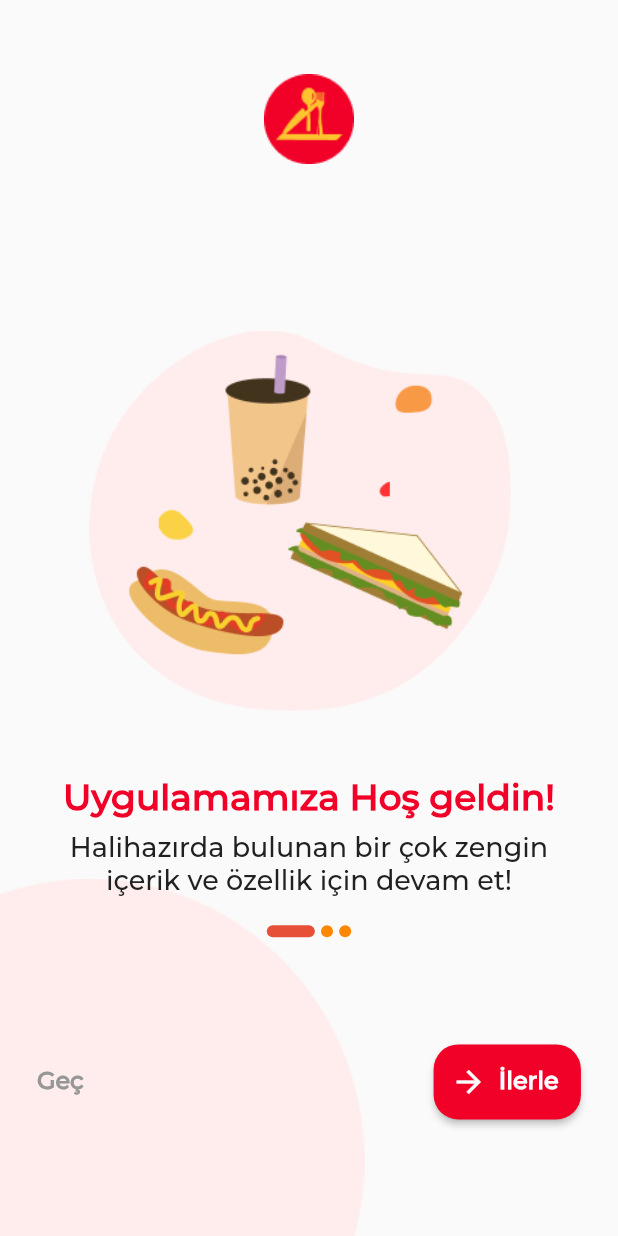
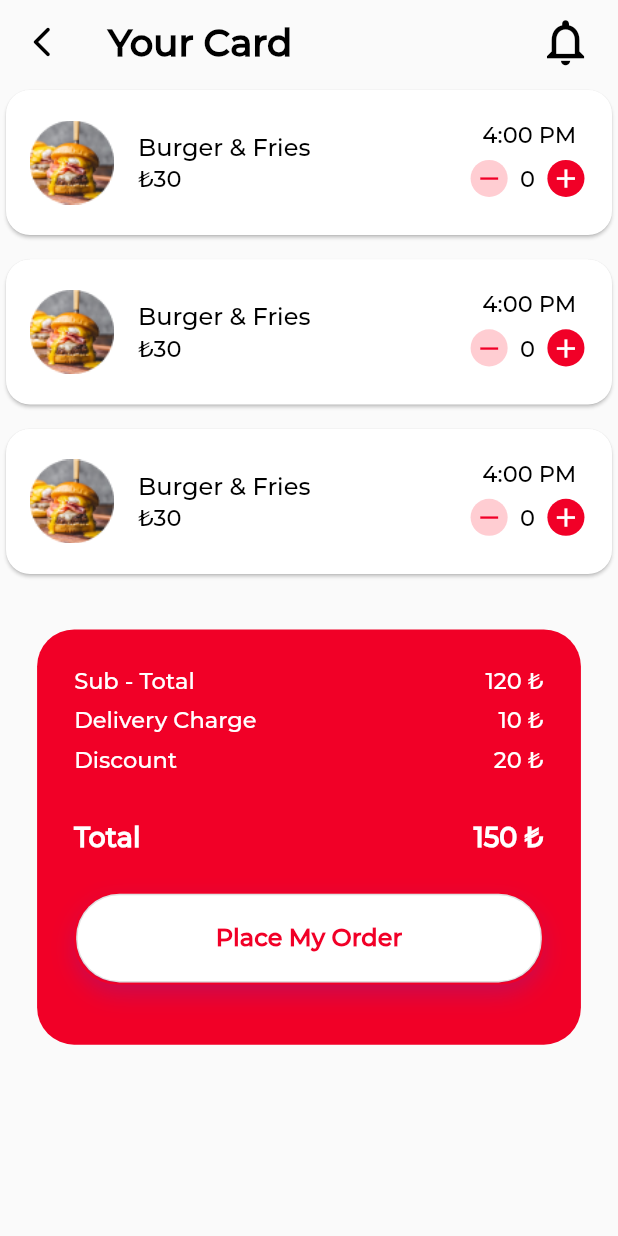
Before and after one commit to akaanuzman/digital_order_system, a Flutter app: the screen it shows after launch, on a phone screen of 412 x 824 dp. Run offline on Flutter 3.47's test engine with Material 2 defaults, Android fonts, the phone set to English and light mode, and no system bars; our stand-ins replace animate_do, cloud_firestore, device_preview, equatable, firebase_auth, firebase_core and 5 more; missing offline and left inert: adaptive_action_sheet; accounts and stored records are empty; generated files the repository leaves out were written again.

Commit message:
sipariş ekranı tasarımı yapıldı

```diff
--- a/lib/main.dart
+++ b/lib/main.dart
@@ -1,4 +1,6 @@
 import 'package:device_preview/device_preview.dart';
+import 'package:digital_order_system/products/components/card/order_card.dart';
+import 'package:digital_order_system/views/home/my_basket_view_page.dart';
 import 'package:flutter_easyloading/flutter_easyloading.dart';
 import 'products/constants/app_constants.dart';
 import 'products/initialize/application_initialize.dart';
@@ -36,7 +38,7 @@ class MyApp extends StatelessWidget with BaseSingleton {
       title: constants.appTitle,
       theme: theme.themeData,
       navigatorKey: NavigationService.navigatorKey,
-      home: SplashView(),
+      home: MyBasketViewPage(),
     );
   }
 }
--- /dev/null
+++ b/lib/products/components/card/order_card.dart
@@ -0,0 +1,82 @@
+import 'package:digital_order_system/products/enums/custom_button_enum.dart';
+
+import '../../../_export_ui.dart';
+import '../button/custom_outlined_button.dart';
+
+class OrderCardView extends StatelessWidget with BaseSingleton {
+  const OrderCardView({super.key});
+
+  @override
+  Widget build(BuildContext context) {
+    return Container(
+      padding: context.padding6x,
+      height: context.val24x * 2.8,
+      decoration: BoxDecoration(
+        color: colors.redSavinaPepper,
+        borderRadius: context.borderRadius6x,
+      ),
+      child: Column(
+        children: [
+          cardRow(
+            context: context,
+            title: "Sub - Total",
+            price: "120",
+          ),
+          context.emptySizedHeightBox1x,
+          cardRow(
+            context: context,
+            title: "Delivery Charge",
+            price: "10",
+          ),
+          context.emptySizedHeightBox1x,
+          cardRow(
+            context: context,
+            title: "Discount",
+            price: "20",
+          ),
+          context.emptySizedHeightBox4x,
+          cardRow(
+            context: context,
+            title: "Total",
+            price: "150",
+            style: context.textTheme.headlineMedium!
+                .copyWith(color: Colors.white, fontWeight: FontWeight.bold),
+          ),
+          context.emptySizedHeightBox3x,
+          CustomOutlinedButton(
+            context: context,
+            buttonType: CustomButtonEnum.medium,
+            label: "Place My Order",
+          ),
+        ],
+      ),
+    );
+  }
+
+  Widget cardRow({
+    required BuildContext context,
+    required String title,
+    required String price,
+    TextStyle? style,
+  }) {
+    return Row(
+      mainAxisAlignment: MainAxisAlignment.spaceBetween,
+      children: [
+        Text(
+          title,
+          style: style ??
+              const TextStyle(
+                color: Colors.white,
+              ),
+        ),
+        Text(
+          "$price ₺",
+          style: style ??
+              const TextStyle(
+                color: Colors.white,
+              ),
+        ),
+      ],
+    );
+  }
+}
--- a/lib/products/constants/app_constants.dart
+++ b/lib/products/constants/app_constants.dart
@@ -1,4 +1,5 @@
 import 'package:digital_order_system/products/view_models/image_view_model.dart';
+import 'package:digital_order_system/products/view_models/my_basket_view_model.dart';
 import 'package:digital_order_system/views/home/order/restaurant_current_orders_view.dart';
 import 'package:digital_order_system/views/home/order/restaurant_orders_view.dart';
 import 'package:digital_order_system/views/home/order/restaurant_past_orders_view.dart';
@@ -57,6 +58,9 @@ class AppConstants {
     ChangeNotifierProvider(
       create: (_) => ImageViewModel(),
     ),
+    ChangeNotifierProvider(
+      create: (_) => MyBasketViewModel(),
+    ),
   ];
 
   List<SingleChildWidget> get providers => _providers;
--- /dev/null
+++ b/lib/products/view_models/my_basket_view_model.dart
@@ -0,0 +1,20 @@
+import 'package:flutter/material.dart';
+
+class MyBasketViewModel extends ChangeNotifier {
+  int counter = 0;
+  String title = "0";
+
+  void get increaseCounter {
+    counter++;
+    print(counter);
+    notifyListeners();
+  }
+
+  void get decreaseCounter {
+    if (counter > 0) {
+      counter--;
+      notifyListeners();
+    }
+    print(counter);
+  }
+}
--- /dev/null
+++ b/lib/views/home/my_basket_view_page.dart
@@ -0,0 +1,164 @@
+import 'package:digital_order_system/products/components/card/order_card.dart';
+import 'package:digital_order_system/products/constants/image_constants.dart';
+import 'package:digital_order_system/products/view_models/my_basket_view_model.dart';
+import 'package:flutter_gen/gen_l10n/app_localizations.dart';
+
+import '../../../_export_ui.dart';
+
+class MyBasketViewPage extends StatelessWidget with BaseSingleton {
+  const MyBasketViewPage({super.key});
+
+  @override
+  Widget build(BuildContext context) {
+    final hpv = Provider.of<MyBasketViewModel>(context, listen: false);
+    return Scaffold(
+      appBar: AppBar(
+        leading: IconButton(
+          onPressed: () => Navigator.of(context).pop(),
+          icon: const Icon(Icons.arrow_back_ios_new_rounded),
+        ),
+        title: Text(
+          "Your Card",
+          style: TextStyle(
+            fontWeight: FontWeight.bold,
+            fontSize: context.val6x,
+          ),
+        ),
+        actions: [
+          Icon(
+            Icons.notifications_outlined,
+            size: context.val9x,
+          ),
+          context.emptySizedWidthBox4x
+        ],
+      ),
+      body: ListView(
+        children: [
+          ListView.separated(
+            shrinkWrap: true,
+            physics: const NeverScrollableScrollPhysics(),
+            separatorBuilder: (context, index) {
+              return context.emptySizedHeightBox1x;
+            },
+            itemCount: 3,
+            itemBuilder: (context, index) {
+              return myBasketProduct(
+                context,
+                "Burger & Fries",
+                "₺30",
+                "4:00 PM",
+                hpv,
+              );
+            },
+          ),
+          context.emptySizedHeightBox4x,
+          Padding(
+            padding: context.paddingHorizontal6x,
+            child: OrderCardView(),
+          ),
+        ],
+      ),
+    );
+  }
+
+  Widget myBasketProduct(
+    BuildContext context,
+    String title,
+    String price,
+    String time,
+    MyBasketViewModel hpv,
+  ) {
+    return Card(
+      color: Colors.white,
+      child: Padding(
+        padding: EdgeInsets.only(
+          top: context.val3x,
+          bottom: context.val3x,
+        ),
+        child: ListTile(
+          leading: Image.asset("assets/images/hamburger.png"),
+          title: Text(
+            title,
+            style: const TextStyle(
+              color: Colors.black,
+            ),
+          ),
+          subtitle: Text(
+            price,
+            style: const TextStyle(
+              color: Colors.black,
+            ),
+          ),
+          trailing: SizedBox(
+            width: context.val19x,
+            child: Column(
+              children: [
+                Text(
+                  time,
+                  style: const TextStyle(
+                    color: Colors.black,
+                  ),
+                ),
+                context.emptySizedHeightBox1x,
+                Row(
+                  children: [
+                    circleAvatarIcon(
+                      context,
+                      Icons.remove,
+                      colors.redSavinaPepper,
+                      Colors.red.shade100,
+                      () {
+                        hpv.decreaseCounter;
+                      },
+                    ),
+                    context.emptySizedWidthBox2x,
+                    Consumer<MyBasketViewModel>(
+                      builder: (context, hpv, _) => Text(
+                        "${hpv.counter}",
+                        style: const TextStyle(
+                          color: Colors.black,
+                        ),
+                      ),
+                    ),
+                    context.emptySizedWidthBox2x,
+                    circleAvatarIcon(
+                      context,
+                      Icons.add,
+                      Colors.white,
+                      colors.redSavinaPepper,
+                      () {
+                        hpv.increaseCounter;
+                      },
+                    ),
+                  ],
+                ),
+              ],
+            ),
+          ),
+        ),
+      ),
+    );
+  }
+
+  CircleAvatar circleAvatarIcon(
+    BuildContext context,
+    IconData icon,
+    Color color,
+    Color circleColor,
+    void Function()? onPressed,
+  ) {
+    return CircleAvatar(
+      backgroundColor: circleColor,
+      radius: context.val3x,
+      child: IconButton(
+        padding: EdgeInsets.zero,
+        onPressed: onPressed ?? () {},
+        icon: Icon(
+          icon,
+          size: context.val5x,
+          color: color,
+        ),
+      ),
+    );
+  }
+}
```
Also changed, not shown: assets/images/hamburger.png (added).
